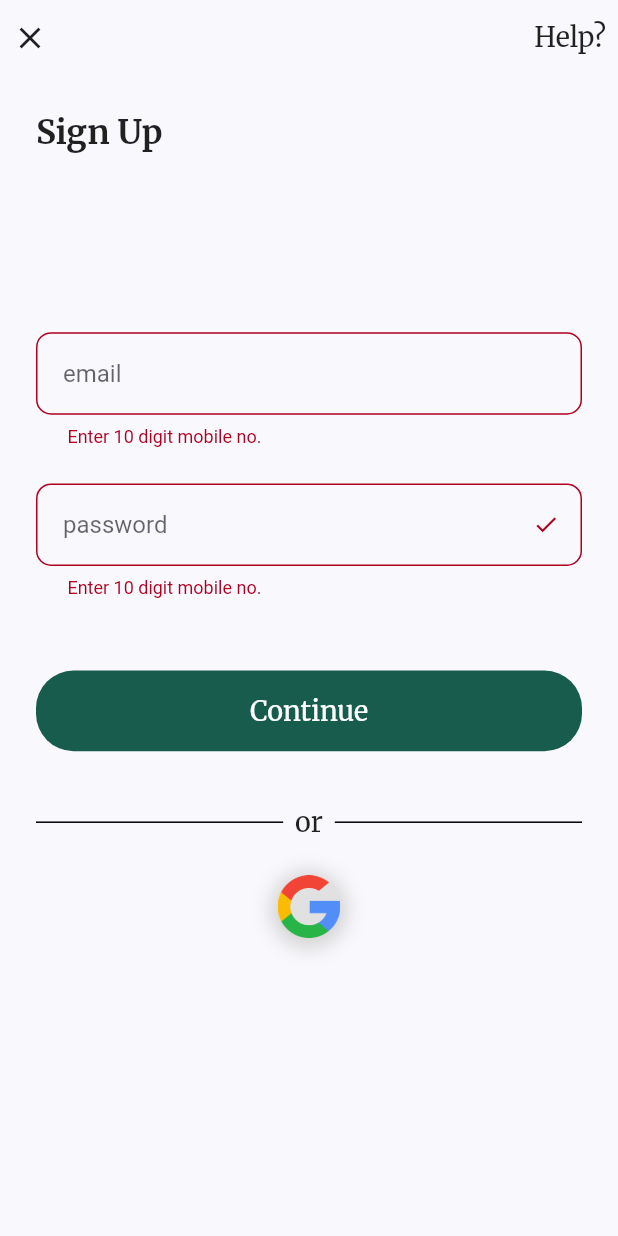
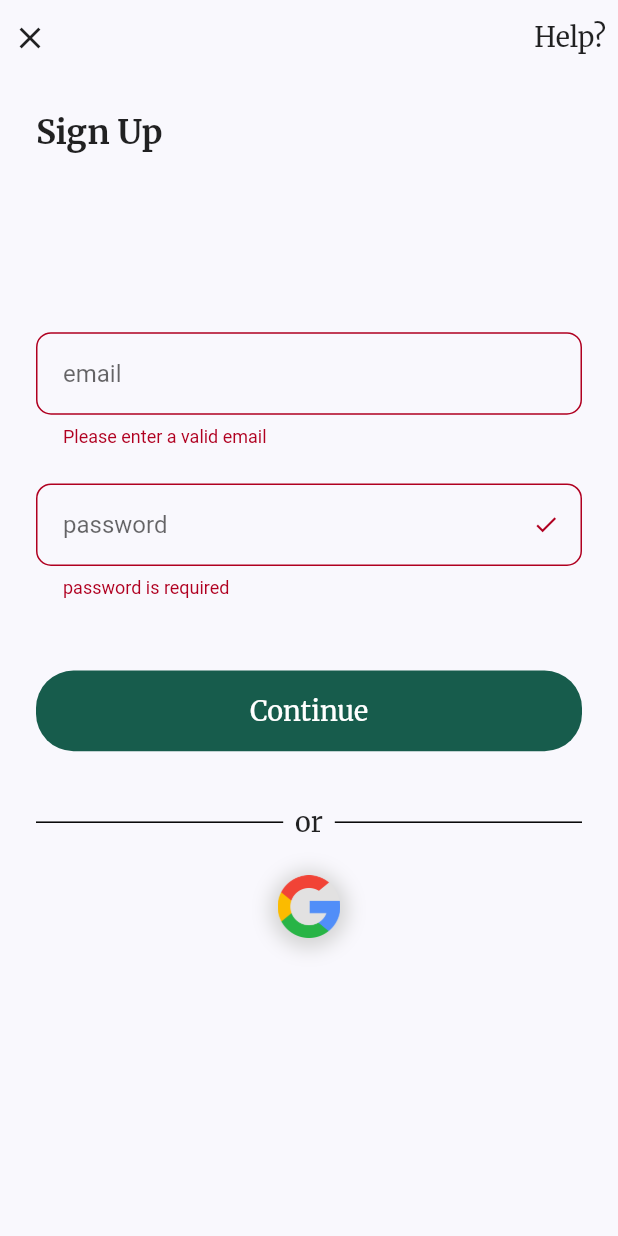
Before and after one commit to DilipKumar64/beauty, a Flutter app: the SignUpScreen screen opened by its route, after a tap on "Continue", on a phone screen of 412 x 824 dp. Run offline on Flutter 3.47's test engine with Material 2 defaults, Android fonts, the phone set to English and light mode, and no system bars; our stand-ins replace badges, bloc, carousel_slider, email_validator, equatable, firebase_auth and 6 more; missing offline and left inert: fl_country_code_picker; accounts and stored records are empty; network calls fail.

Commit message:
email signup

```diff
--- a/lib/screens/auth/screens/sign_up_screen.dart
+++ b/lib/screens/auth/screens/sign_up_screen.dart
@@ -1,10 +1,11 @@
+import 'package:email_validator/email_validator.dart';
 import 'package:flutter/material.dart';
 import 'package:flutter_bloc/flutter_bloc.dart';
 import 'package:flutter_screenutil/flutter_screenutil.dart';
 
 import '../../../bloc/bloc/auth_bloc.dart';
 import '../../../constants.dart';
-import '../../../widgets/bottom_bar.dart';
+import '../../../repositories/auth_repository.dart';
 import '../widgets/custom_round_login_button.dart';
 
 class SignUpScreen extends StatefulWidget {
@@ -17,9 +18,12 @@ class SignUpScreen extends StatefulWidget {
 
 class _SignUpScreenState extends State<SignUpScreen> {
   final emailSignUpKey = GlobalKey<FormState>();
+  AuthBloc authBloc = AuthBloc(authRepository: AuthRepository());
   @override
   Widget build(BuildContext context) {
     Size size = MediaQuery.of(context).size;
+    TextEditingController emailController = TextEditingController();
+    TextEditingController passwordController = TextEditingController();
     return SafeArea(
         child: Scaffold(
       resizeToAvoidBottomInset: false,
@@ -46,15 +50,15 @@ class _SignUpScreenState extends State<SignUpScreen> {
       ),
       body: BlocListener<AuthBloc, AuthState>(
         listener: (context, state) {
-          if (state is Authenticated) {
-            // Navigating to the dashboard screen if the user is authenticated
-            Navigator.pushReplacementNamed(context, BottomBar.routeName);
-          }
-          if (state is AuthError) {
-            // Showing the error message if the user has entered invalid credentials
-            ScaffoldMessenger.of(context)
-                .showSnackBar(SnackBar(content: Text(state.error)));
-          }
+          // if (state is Authenticated) {
+          //   // Navigating to the dashboard screen if the user is authenticated
+          //   Navigator.pushReplacementNamed(context, BottomBar.routeName);
+          // }
+          // if (state is AuthError) {
+          //   // Showing the error message if the user has entered invalid credentials
+          //   ScaffoldMessenger.of(context)
+          //       .showSnackBar(SnackBar(content: Text(state.error)));
+          // }
         },
         child: BlocBuilder<AuthBloc, AuthState>(
           builder: (context, state) {
@@ -85,44 +89,39 @@ class _SignUpScreenState extends State<SignUpScreen> {
                         child: Column(
                           children: [
                             TextFormField(
-                              validator: (value) {
-                                String pattern = r'(^(?:[+0]9)?[0-9]{10,12}$)';
-                                RegExp regExp = RegExp(pattern);
-                                if (value == null || value.isEmpty) {
-                                  return " Enter 10 digit mobile no.";
-                                } else if (!regExp.hasMatch(value)) {
-                                  return 'Please enter a valid mobile number';
-                                }
-                                return null;
-                              },
-                              keyboardType: TextInputType.number,
+                              controller: emailController,
+                              keyboardType: TextInputType.emailAddress,
+                              validator: (value) =>
+                                  EmailValidator.validate(value!)
+                                      ? null
+                                      : "Please enter a valid email",
                               decoration: InputDecoration(
                                 hintText: 'email',
                                 isDense: true,
                                 contentPadding: const EdgeInsets.all(18),
                                 border: OutlineInputBorder(
-                                    borderRadius: BorderRadius.circular(10)),
+                                  borderRadius: BorderRadius.circular(10),
+                                ),
                               ),
                             ),
                             SizedBox(height: 20.h),
                             TextFormField(
+                              controller: passwordController,
                               validator: (value) {
-                                String pattern = r'(^(?:[+0]9)?[0-9]{10,12}$)';
-                                RegExp regExp = RegExp(pattern);
                                 if (value == null || value.isEmpty) {
-                                  return " Enter 10 digit mobile no.";
-                                } else if (!regExp.hasMatch(value)) {
-                                  return 'Please enter a valid mobile number';
+                                  return "password is required";
+                                } else if (value.length < 6) {
+                                  return 'password should have at least 6 charactor';
                                 }
                                 return null;
                               },
-                              keyboardType: TextInputType.number,
                               decoration: InputDecoration(
                                 hintText: 'password',
                                 isDense: true,
                                 contentPadding: const EdgeInsets.all(18),
                                 border: OutlineInputBorder(
-                                    borderRadius: BorderRadius.circular(10)),
+                                  borderRadius: BorderRadius.circular(10),
+                                ),
                                 suffixIcon: const Icon(Icons.check),
                               ),
                             ),
@@ -133,7 +132,9 @@ class _SignUpScreenState extends State<SignUpScreen> {
                       InkWell(
                         onTap: () {
                           if (emailSignUpKey.currentState!.validate()) {
-                            Navigator.pushNamed(context, BottomBar.routeName);
+                            BlocProvider.of<AuthBloc>(context).add(
+                                SignUpRequested(emailController.text,
+                                    passwordController.text));
                           }
                         },
                         child: Container(
--- a/pubspec.yaml
+++ b/pubspec.yaml
@@ -45,6 +45,7 @@ dependencies:
   flutter_bloc: ^8.1.3
   google_sign_in: ^6.1.4
   equatable: ^2.0.5
+  email_validator: ^2.1.17
 
 dev_dependencies:
   flutter_test:
```
Also changed, not shown: pubspec.lock, 1 other file.
